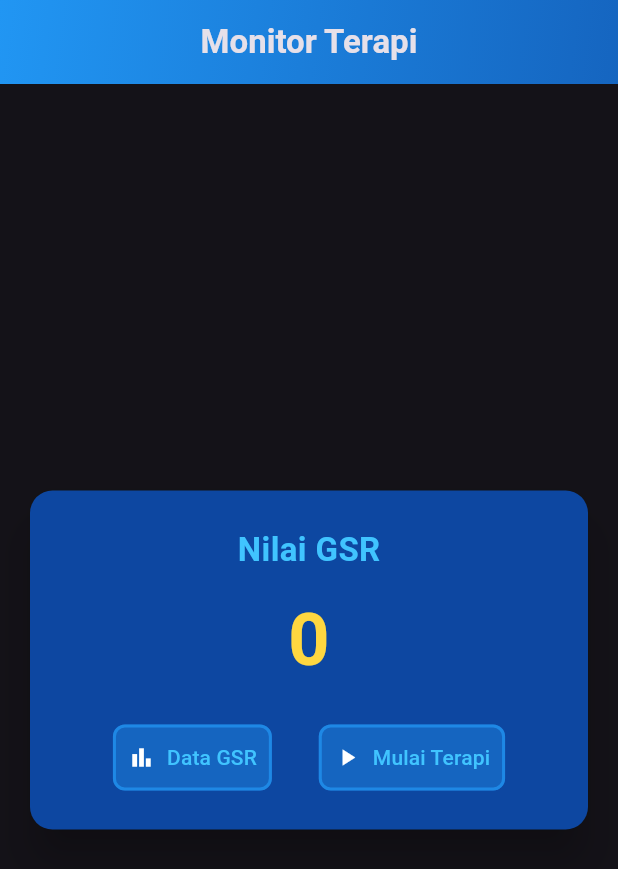
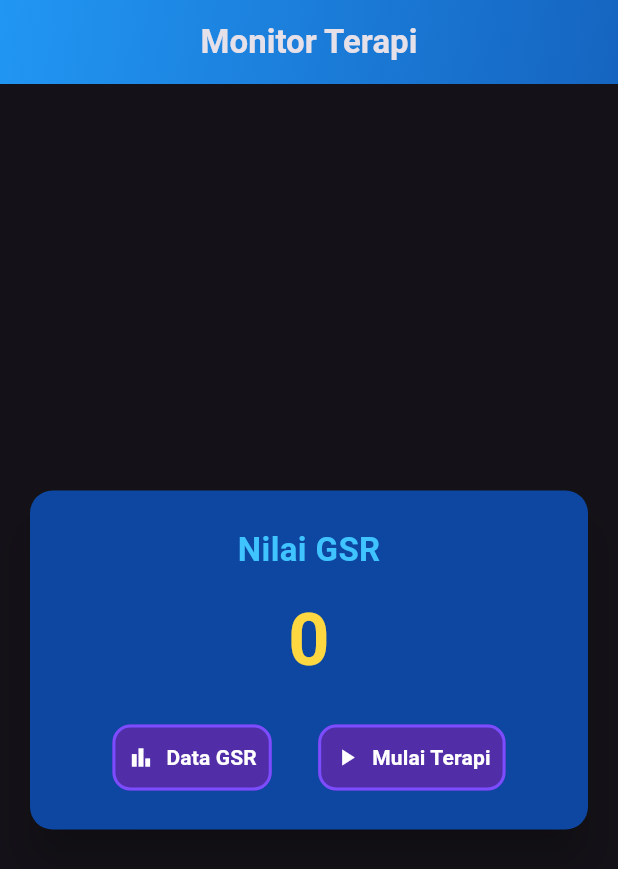
Before and after one commit to DevinoNuke/TERAPI, a Flutter app: the screen it shows after launch, on a phone screen of 412 x 824 dp. Shown: the top 869 px of the screen. Run offline on Flutter 3.47's test engine with Material 3 defaults, Android fonts, the phone set to English and light mode, and no system bars; our stand-ins replace dio; missing offline and left inert: mqtt_client.

Commit message:
Change Button Color

```diff
--- a/lib/pages/gsr_value_screen.dart
+++ b/lib/pages/gsr_value_screen.dart
@@ -185,14 +185,20 @@ class _GSRValueScreenState extends State<GSRValueScreen> {
       BuildContext context, IconData icon, String label, Widget nextPage) {
     return OutlinedButton.icon(
       icon: Icon(icon, color: Colors.white),
-      label: Text(label, style: const TextStyle(color: Colors.lightBlueAccent)),
+      label: Text(
+        label,
+        style: const TextStyle(
+          color: Colors.white,
+          fontWeight: FontWeight.w600
+        )
+      ),
       style: OutlinedButton.styleFrom(
         padding: const EdgeInsets.symmetric(vertical: 12, horizontal: 10),
-        backgroundColor: Colors.blue[800],
+        backgroundColor: Colors.deepPurple[700],
         shape: RoundedRectangleBorder(
-          borderRadius: BorderRadius.circular(8),
+          borderRadius: BorderRadius.circular(12),
         ),
-        side: BorderSide(color: Colors.blue[600]!, width: 2),
+        side: const BorderSide(color: Colors.deepPurpleAccent, width: 2),
       ),
       onPressed: () {
         Navigator.push(
```
Also changed, not shown: lib/pages/data_gsr_screen.dart (+19 -19 lines).
